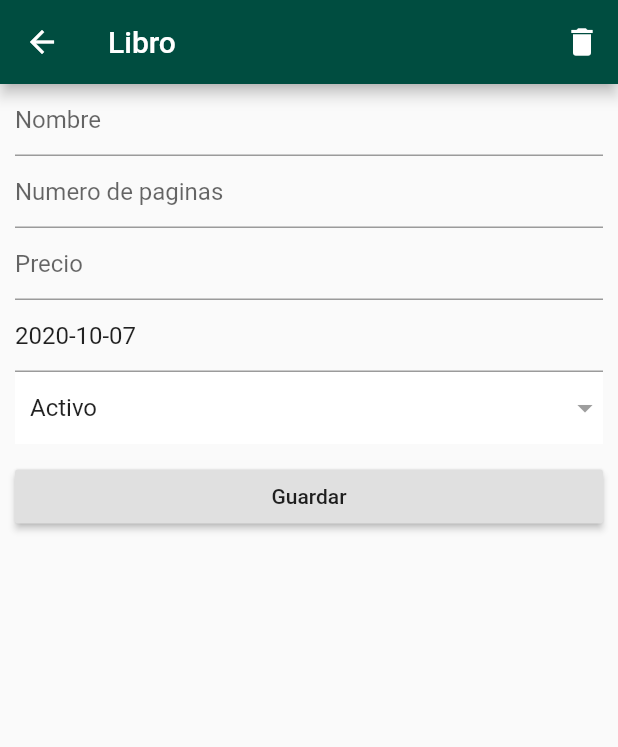
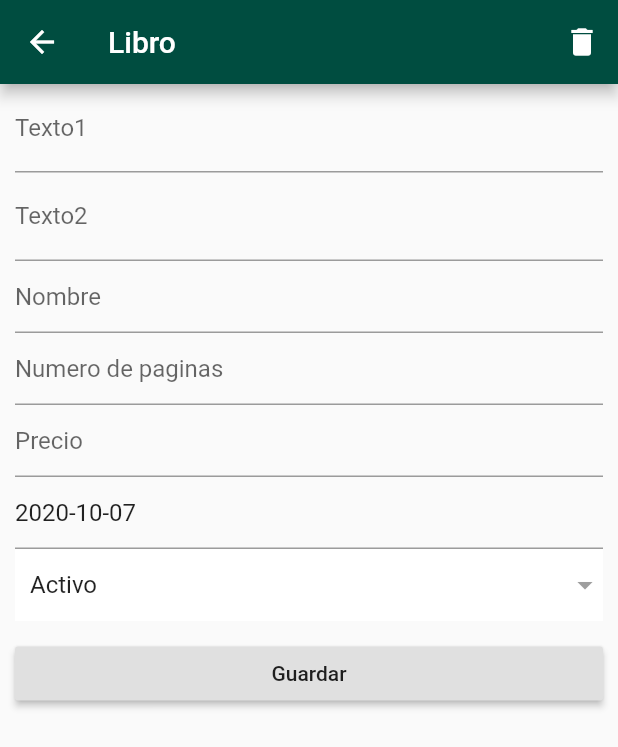
Before and after one commit to kiko64/facil, a Flutter app: the _BookScreen screen opened directly, on a phone screen of 412 x 824 dp. Shown: the top 747 px of the screen. Run offline on Flutter 3.47's test engine with Material 2 defaults, Android fonts, the phone set to English and light mode, and no system bars; drawn by our look-alikes of loading_overlay; our stand-ins replace bloc, equatable, flutter_bloc, flutter_datetime_picker, fluttertoast, get_it and 2 more; missing offline and left inert: loader_search_bar, speech_recognition; network calls fail.

Commit message:
Filas de themes y widgets añadidas

```diff
--- a/lib/pos/presentation/book/pages/book_page.dart
+++ b/lib/pos/presentation/book/pages/book_page.dart
@@ -1,5 +1,6 @@
 import 'package:facilapp/pos/models/book.dart';
 import 'package:facilapp/pos/presentation/book/cubit/book_cubit.dart';
+import 'package:facilapp/pos/presentation/widgets/textfieldform.dart';
 import 'package:facilapp/utils/dropdown_formfield.dart';
 import 'package:flutter/material.dart';
 import 'package:flutter/services.dart';
@@ -119,6 +120,15 @@ class BookScreenState extends State<_BookScreen> {
               key: _formKeyBook,
               child: ListView(
                 children: [
+                  TextFieldForm(
+                    labelText: 'Texto1',
+                    onTap: () => print('object'),
+                  ),
+                  TextFieldForm(
+                    labelText: 'Texto2',
+                    hintText: 'hint1',
+                    onTap: () => print('object1'),
+                  ),
                   TextFormField(
                       controller: _nameControler,
                       autocorrect: true,
--- /dev/null
+++ b/lib/pos/presentation/themes/colors.dart
@@ -0,0 +1,24 @@
+import 'package:flutter/material.dart';
+
+class GLColors {
+  static const Color appBarBackgroudColor = Colors.transparent;
+
+  static const Color primaryColor = Color(0xff000000);
+
+  static const Color primaryFontColor = Color(0xff000000);
+
+  static const Color primaryIconColor = Color(0xff000000);
+  static const Color primaryAccentIconColor = Color(0xffCCCCCC);
+
+  static const Color boxBackgroudColor = Color(0xffEEEEEE);
+  static const Color floatingRoundedWidgetBackgroudColor = Color(0xffEEEEEE);
+
+  static const Color gold = Color(0xffad986e);
+  static const Color white = Color(0xffffffff);
+  static const Color gray = Color(0xffE2E2E2);
+  static const Color mediumGray = Color(0xffE1E5EC);
+  static const Color red = Color(0xffb72121);
+
+  static const inkwellColor = Color(0xff00ACD8);
+  static const Color blueBox = Color(0xff2177B7);
+}
--- /dev/null
+++ b/lib/pos/presentation/widgets/textfieldform.dart
@@ -0,0 +1,27 @@
+import 'package:facilapp/pos/presentation/themes/themes.dart';
+import 'package:flutter/material.dart';
+
+class TextFieldForm extends StatelessWidget {
+  const TextFieldForm(
+      {@required this.labelText, this.hintText = '', this.onTap});
+  final String labelText;
+  final String hintText;
+  final Function onTap;
+
+  @override
+  Widget build(BuildContext context) {
+    return Container(
+      child: Theme(
+        data: AppTheme.profileCard(),
+        child: InkWell(
+          onTap: onTap,
+          child: TextField(
+            onTap: onTap,
+            decoration:
+                InputDecoration(labelText: labelText, hintText: hintText),
+          ),
+        ),
+      ),
+    );
+  }
+}
```
Also changed, not shown: lib/pos/data/repositories/book_repository.dart (+2 -5 lines), lib/pos/presentation/themes/themes.dart (added, +122 -0 lines), lib/librerias/servicioEjecutar.dart (line endings or trailing spaces).
